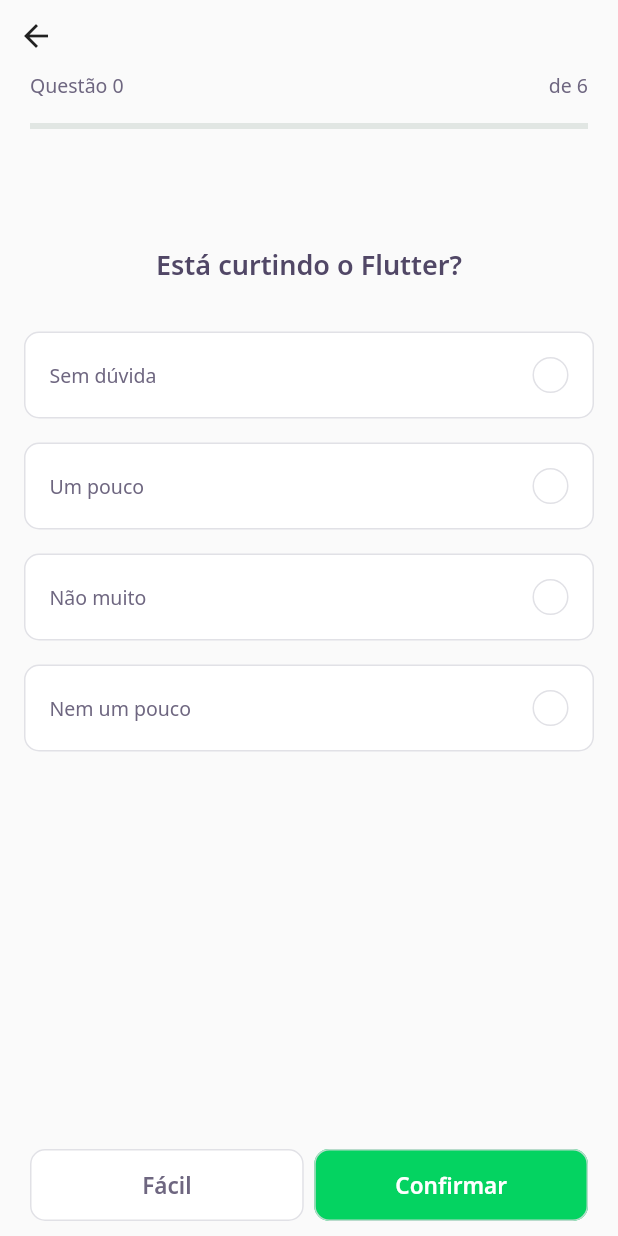
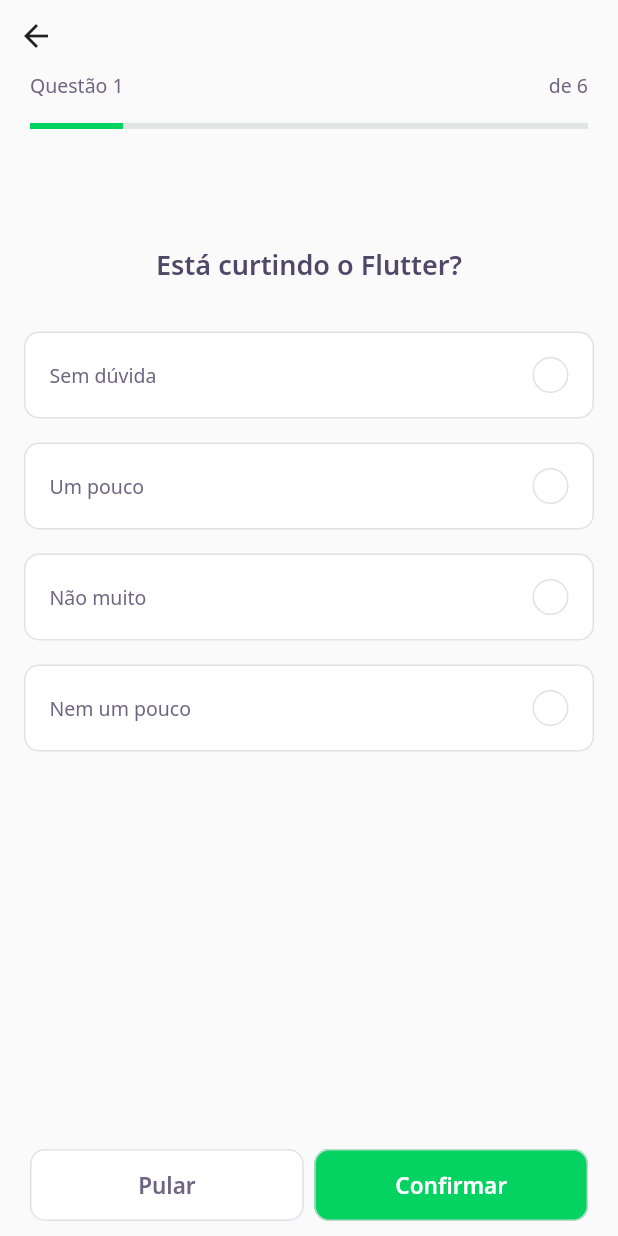
Before and after one commit to s7Thiago/devquiz, a Flutter app: the screen it shows after launch, after a tap on "NLW 5 - Flutter", on a phone screen of 412 x 824 dp. Run offline on Flutter 3.47's test engine with Material 2 defaults, Android fonts, the phone set to English and light mode, and no system bars; our stand-ins replace google_fonts; accounts and stored records are empty; network calls fail.

Commit message:
Day 4: - Added more questions - Added questions pagination

```diff
--- a/lib/challenge/challenge_controller.dart
+++ b/lib/challenge/challenge_controller.dart
@@ -1,6 +1,7 @@
-import 'package:flutter/material.dart';
+import 'package:flutter/foundation.dart';
 
 class ChallengeController {
-  final currentPageNotifier = ValueNotifier<int>(0);
-  var currentPage = 0;
+  final currentPageNotifier = ValueNotifier<int>(1);
+  int get currentPage => currentPageNotifier.value;
+  set currentPage(int value) => currentPageNotifier.value = value;
 }
--- a/lib/challenge/challenge_page.dart
+++ b/lib/challenge/challenge_page.dart
@@ -3,6 +3,7 @@
 import 'package:devquiz/challenge/widgets/question_indicator/question_indicator.dart';
 import 'package:devquiz/challenge/widgets/quiz/quiz_widget.dart';
 import 'package:devquiz/models/question_model.dart';
+import 'package:flutter/foundation.dart';
 import 'package:flutter/material.dart';
 
 class ChallengePage extends StatefulWidget {
@@ -15,10 +16,22 @@
 
 class _ChallengePageState extends State<ChallengePage> {
   final _controller = ChallengeController();
+  final _pageController = PageController();
 
   @override
   void initState() {
+    _pageController.addListener(() {
+      _controller.currentPage = _pageController.page!.toInt() + 1;
+    });
     super.initState();
+  }
+
+  nextPage() {
+    _pageController.nextPage(
+      duration: Duration(milliseconds: 100),
+      curve: Curves.linear,
+    );
+    print('testando');
   }
 
   @override
@@ -32,16 +45,25 @@
             crossAxisAlignment: CrossAxisAlignment.start,
             children: [
               BackButton(),
-              QuestionIndicatorWidget(
-                currentPage: _controller.currentPage,
-                length: widget.questions.length,
+              ValueListenableBuilder<int>(
+                valueListenable: _controller.currentPageNotifier,
+                builder: (context, value, _) => QuestionIndicatorWidget(
+                  currentPage: value,
+                  length: widget.questions.length,
+                ),
               ),
             ],
           ),
         ),
       ),
-      body: QuizWidget(
-        question: widget.questions[0],
+      body: PageView(
+        physics: NeverScrollableScrollPhysics(),
+        controller: _pageController,
+        children: widget.questions
+            .map((question) => QuizWidget(
+                  question: question,
+                ))
+            .toList(),
       ),
       bottomNavigationBar: SafeArea(
         child: Padding(
@@ -51,8 +73,11 @@
             children: [
               Expanded(
                 child: NextButtonWidget.white(
-                  label: 'Fácil',
-                  onTap: () {},
+                  label: 'Pular',
+                  onTap: () {
+                    nextPage();
+                    print('print on button');
+                  },
                 ),
               ),
               SizedBox(width: 7),
--- a/lib/challenge/widgets/next_button/next_button_widget.dart
+++ b/lib/challenge/widgets/next_button/next_button_widget.dart
@@ -41,7 +41,7 @@
     return Container(
       height: 48,
       child: TextButton(
-        onPressed: () {},
+        onPressed: this.onTap,
         style: ButtonStyle(
           backgroundColor: MaterialStateProperty.all(this.backgroundColor),
           shape: MaterialStateProperty.all(
```
